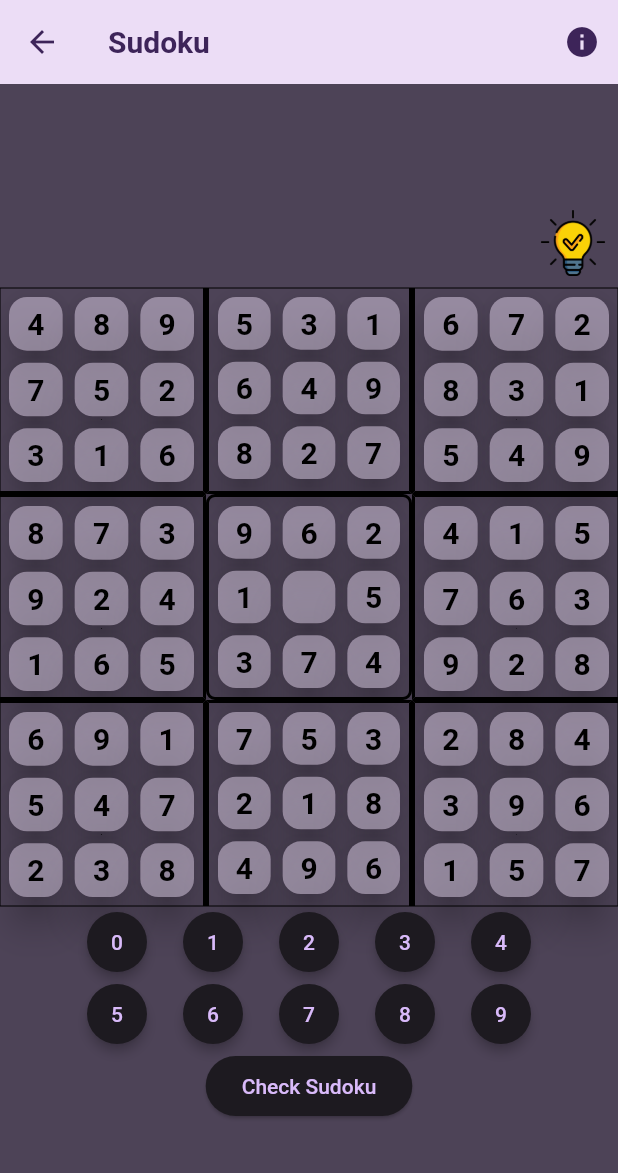
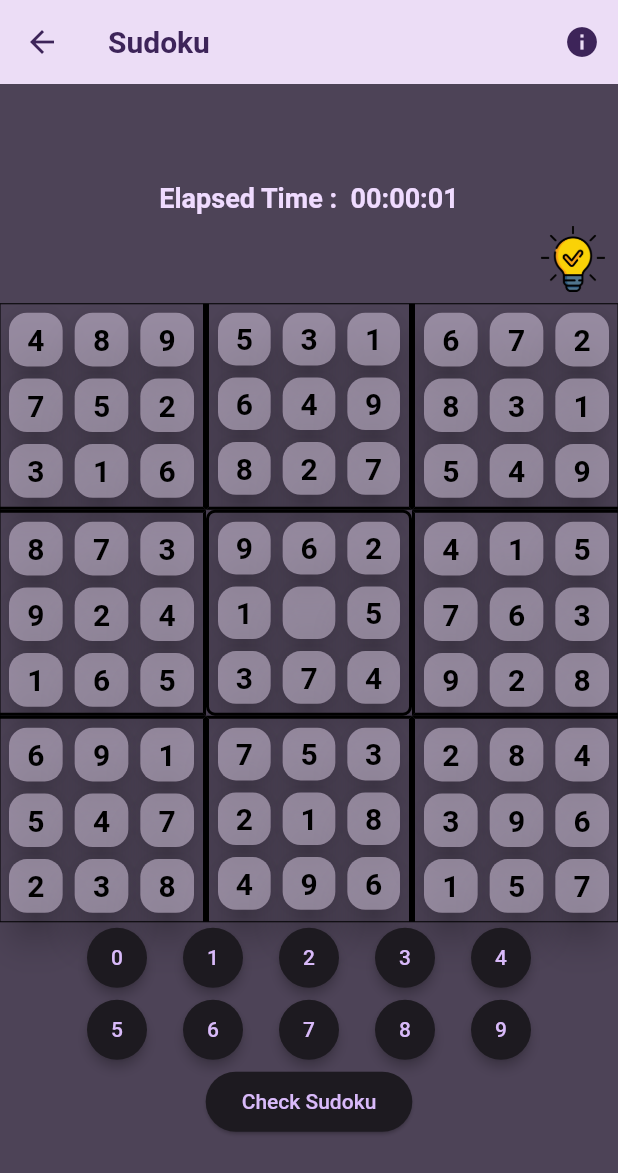
Before and after one commit to Ahmedazim7804/sudokuApp, a Flutter app: the screen it shows after launch, after a tap on "Play", on a phone screen of 412 x 824 dp. Shown: the top 1173 px of the screen. Run offline on Flutter 3.47's test engine with Material 2 defaults, Android fonts, the light colour scheme and no system bars.

Commit message:
added Timer

```diff
--- a/lib/widgets/gameScreen.dart
+++ b/lib/widgets/gameScreen.dart
@@ -2,6 +2,7 @@ import 'package:flutter/material.dart';
 import 'package:sudoku/widgets/cell.dart';
 import 'package:sudoku/widgets/hintWidget.dart';
 import 'package:sudoku/widgets/sudokuGrid.dart';
+import 'package:sudoku/widgets/timerWidget.dart';
 import 'package:sudoku/widgets/valueAddWidget.dart';
 import 'aboutScreen.dart';
 import '../model/model.dart';
@@ -110,6 +111,7 @@ class GameScreen extends StatelessWidget {
                 child: Column(
                   mainAxisSize: MainAxisSize.min,
                   children: [
+                    TimerWidget(),
                     HintWidget(),
                     const SudokuGrid(),
                     const MyWidget(),
--- /dev/null
+++ b/lib/widgets/timerWidget.dart
@@ -0,0 +1,44 @@
+import 'dart:async';
+
+import 'package:flutter/material.dart';
+
+class TimerWidget extends StatefulWidget {
+  const TimerWidget({super.key});
+
+  @override
+  State<TimerWidget> createState() => _TimerWidgetState();
+}
+
+class _TimerWidgetState extends State<TimerWidget> {
+  DateTime timeElapsed = DateTime(
+      DateTime.now().year, DateTime.now().month, DateTime.now().day, 0, 0, 0);
+  late Timer timer;
+
+  @override
+  void dispose() {
+    timer.cancel();
+    super.dispose();
+  }
+
+  @override
+  void initState() {
+    timer = Timer.periodic(const Duration(seconds: 1), (timers) {
+      setState(() {
+        timeElapsed = timeElapsed.add(Duration(seconds: 1));
+      });
+    });
+    super.initState();
+  }
+
+  @override
+  Widget build(BuildContext context) {
+    return Text(
+      "Elapsed Time : ${timeElapsed.toString().substring(10, 19)}",
+      style: TextStyle(
+        fontWeight: FontWeight.bold,
+        fontSize: 18,
+        color: Theme.of(context).colorScheme.onPrimaryContainer,
+      ),
+    );
+  }
+}
```
